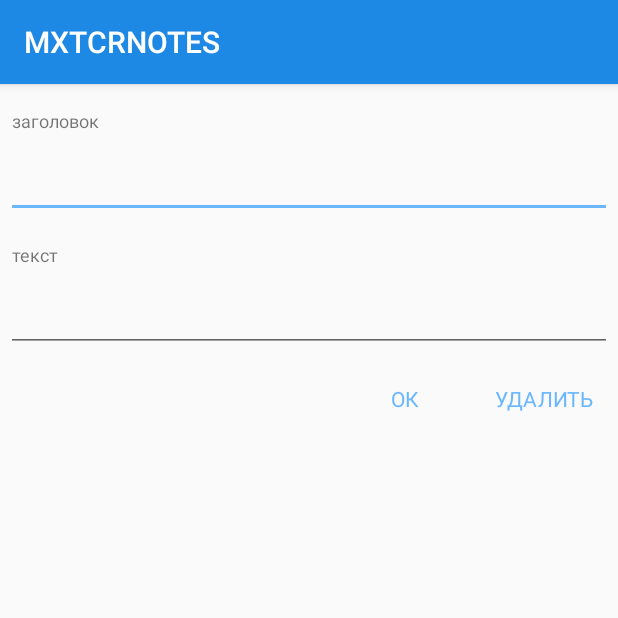
After one commit to MaxtiCorn/mxtcrnotes, an Android app: the fragment NoteEditFragment shown on its own in the app's theme, on a phone screen of 412 x 824 dp, the top half of it. The commit adds this screen. Run offline under Robolectric (Android 15) with nearby library versions, the phone set to English and light mode, and no system bars.

Commit message:
note edit fragment

```diff
--- /dev/null
+++ b/app/src/main/java/com/maxticorn/mxtcrnotes/ui/NoteEditFragment.kt
@@ -0,0 +1,66 @@
+package com.maxticorn.mxtcrnotes.ui
+
+import android.arch.lifecycle.Observer
+import android.arch.lifecycle.ViewModelProviders
+import android.os.Bundle
+import android.support.v4.app.Fragment
+import android.view.LayoutInflater
+import android.view.View
+import android.view.ViewGroup
+import android.widget.Button
+import android.widget.EditText
+import com.maxticorn.mxtcrnotes.R
+import com.maxticorn.mxtcrnotes.domain.Note
+
+class NoteEditFragment : Fragment() {
+    private lateinit var viewModel: NoteEditViewModel
+    private lateinit var rootView: View
+    private lateinit var editTitle: EditText
+    private lateinit var editContent: EditText
+
+    companion object {
+        const val NOTE_KEY = "note"
+
+        fun newInstance(note: Note?): NoteEditFragment {
+            val fragment = NoteEditFragment()
+            val args = Bundle()
+            args.putParcelable(NOTE_KEY, note)
+            fragment.arguments = args
+            return fragment
+        }
+    }
+
+    private fun subscribeUi() {
+        viewModel.noteLiveData.observe(this, Observer<Note> {
+            editTitle.setText(it?.title ?: "")
+            editContent.setText(it?.content ?: "")
+        }
+        )
+    }
+
+    override fun onActivityCreated(savedInstanceState: Bundle?) {
+        super.onActivityCreated(savedInstanceState)
+        viewModel = ViewModelProviders.of(this,
+                NoteEditViewModelFactory(activity!!.application, arguments?.getParcelable(NOTE_KEY)))[NoteEditViewModel::class.java]
+        subscribeUi()
+    }
+
+    override fun onCreateView(inflater: LayoutInflater, container: ViewGroup?, savedInstanceState: Bundle?): View? {
+        rootView = inflater.inflate(R.layout.fragment_note_edit, container, false)
+        setUpButtons()
+        return rootView
+    }
+
+    private fun setUpButtons() {
+        editTitle = rootView.findViewById(R.id.edit_note_title)
+        editContent = rootView.findViewById(R.id.edit_note_body)
+        val okButton = rootView.findViewById<Button>(R.id.save_note_button)
+        val cancelButton = rootView.findViewById<Button>(R.id.delete_note_button)
+        okButton.setOnClickListener {
+            //TODO
+        }
+        cancelButton.setOnClickListener {
+            //TODO
+        }
+    }
+}
--- /dev/null
+++ b/app/src/main/java/com/maxticorn/mxtcrnotes/ui/NoteEditViewModel.kt
@@ -0,0 +1,14 @@
+package com.maxticorn.mxtcrnotes.ui
+
+import android.app.Application
+import android.arch.lifecycle.AndroidViewModel
+import android.arch.lifecycle.MutableLiveData
+import com.maxticorn.mxtcrnotes.domain.Note
+
+class NoteEditViewModel(app: Application, note: Note?) : AndroidViewModel(app) {
+    val noteLiveData = MutableLiveData<Note>()
+
+    init {
+        noteLiveData.value = note
+    }
+}
--- /dev/null
+++ b/app/src/main/java/com/maxticorn/mxtcrnotes/ui/NoteEditViewModelFactory.kt
@@ -0,0 +1,13 @@
+package com.maxticorn.mxtcrnotes.ui
+
+import android.app.Application
+import android.arch.lifecycle.ViewModel
+import android.arch.lifecycle.ViewModelProvider
+import com.maxticorn.mxtcrnotes.domain.Note
+
+class NoteEditViewModelFactory(private val application: Application, private val note: Note?) : ViewModelProvider.Factory {
+    @Suppress("UNCHECKED_CAST")
+    override fun <T : ViewModel?> create(modelClass: Class<T>): T {
+        return NoteEditViewModel(application, note) as T
+    }
+}
--- /dev/null
+++ b/app/src/main/res/layout/fragment_note_edit.xml
@@ -0,0 +1,83 @@
+<?xml version="1.0" encoding="utf-8"?>
+<android.support.constraint.ConstraintLayout xmlns:android="http://schemas.android.com/apk/res/android"
+    xmlns:app="http://schemas.android.com/apk/res-auto"
+    android:id="@+id/note_edit_layout"
+    android:layout_width="match_parent"
+    android:layout_height="wrap_content">
+
+    <TextView
+        android:id="@+id/edit_note_title_label"
+        android:layout_width="wrap_content"
+        android:layout_height="wrap_content"
+        android:layout_marginStart="@dimen/medium"
+        android:layout_marginTop="@dimen/big"
+        android:labelFor="@+id/edit_note_title"
+        android:text="@string/note_title"
+        android:textSize="@dimen/label_size"
+        app:layout_constraintStart_toStartOf="@id/note_edit_layout"
+        app:layout_constraintTop_toTopOf="@id/note_edit_layout" />
+
+    <EditText
+        android:id="@+id/edit_note_title"
+        android:layout_width="match_parent"
+        android:layout_height="wrap_content"
+        android:layout_marginEnd="@dimen/small"
+        android:layout_marginStart="@dimen/small"
+        android:inputType="text"
+        android:paddingBottom="@dimen/big"
+        android:paddingTop="@dimen/big"
+        app:layout_constraintStart_toStartOf="@id/note_edit_layout"
+        app:layout_constraintTop_toBottomOf="@id/edit_note_title_label" />
+
+    <TextView
+        android:id="@+id/edit_note_body_label"
+        android:layout_width="wrap_content"
+        android:layout_height="wrap_content"
+        android:layout_marginStart="@dimen/medium"
+        android:layout_marginTop="@dimen/big"
+        android:labelFor="@+id/edit_note_body"
+        android:text="@string/note_text"
+        android:textSize="@dimen/label_size"
+        app:layout_constraintStart_toStartOf="@id/note_edit_layout"
+        app:layout_constraintTop_toBottomOf="@id/edit_note_title" />
+
+    <EditText
+        android:id="@+id/edit_note_body"
+        android:layout_width="match_parent"
+        android:layout_height="wrap_content"
+        android:layout_marginEnd="@dimen/small"
+        android:layout_marginStart="@dimen/small"
+        android:inputType="textMultiLine"
+        android:maxLines="5"
+        android:paddingBottom="@dimen/big"
+        android:paddingTop="@dimen/big"
+        android:scrollbars="vertical"
+        app:layout_constraintTop_toBottomOf="@id/edit_note_body_label" />
+
+    <Button
+        android:id="@+id/save_note_button"
+        style="@style/Widget.AppCompat.Button.Borderless.Colored"
+        android:layout_width="wrap_content"
+        android:layout_height="wrap_content"
+        android:layout_marginTop="@dimen/medium"
+        android:fontFamily="serif-monospace"
+        android:paddingEnd="@dimen/big"
+        android:paddingStart="@dimen/big"
+        android:text="@string/ok"
+        app:layout_constraintEnd_toStartOf="@id/delete_note_button"
+        app:layout_constraintTop_toBottomOf="@id/edit_note_body" />
+
+    <Button
+        android:id="@+id/delete_note_button"
+        style="@style/Widget.AppCompat.Button.Borderless.Colored"
+        android:layout_width="wrap_content"
+        android:layout_height="wrap_content"
+        android:layout_marginTop="@dimen/medium"
+        android:fontFamily="serif-monospace"
+        android:paddingEnd="@dimen/big"
+        android:paddingStart="@dimen/big"
+        android:text="@string/delete"
+        app:layout_constraintEnd_toEndOf="@id/note_edit_layout"
+        app:layout_constraintTop_toBottomOf="@id/edit_note_body" />
+
+</android.support.constraint.ConstraintLayout>
--- a/app/src/main/res/values/dimens.xml
+++ b/app/src/main/res/values/dimens.xml
@@ -6,4 +6,5 @@
     <dimen name="note_height">72dp</dimen>
     <dimen name="title_size">16sp</dimen>
     <dimen name="text_size">14sp</dimen>
+    <dimen name="label_size">12sp</dimen>
 </resources>
--- a/app/src/main/res/values/strings.xml
+++ b/app/src/main/res/values/strings.xml
@@ -1,3 +1,7 @@
 <resources>
     <string name="app_name">MXTCRNOTES</string>
+    <string name="note_title">заголовок</string>
+    <string name="note_text">текст</string>
+    <string name="ok">ок</string>
+    <string name="delete">удалить</string>
 </resources>
```
